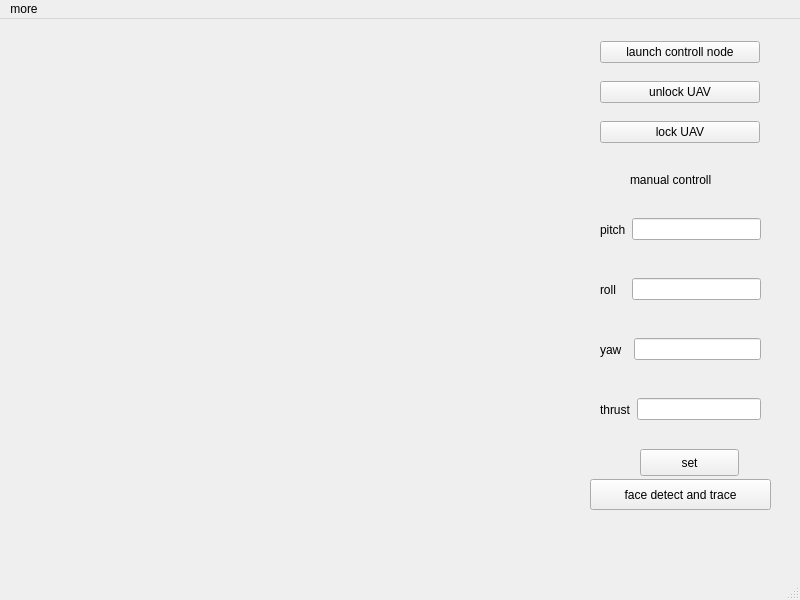
The window that demo.ui (woater/ros_gui_design) describes before a commit, drawn with Qt 5.
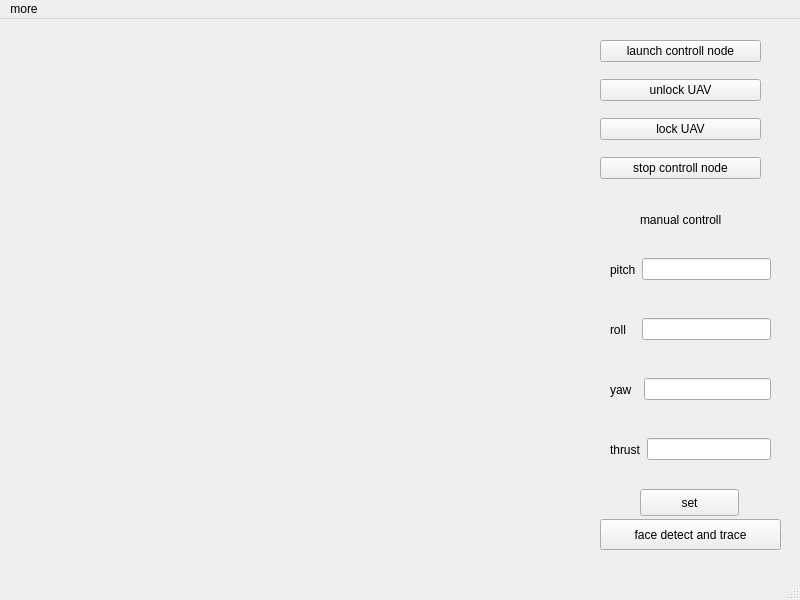
The same window after the commit.

Diff of the .ui file:
```diff
--- a/demo.ui
+++ b/demo.ui
@@ -19,8 +19,8 @@
      <rect>
       <x>600</x>
       <y>10</y>
-      <width>160</width>
-      <height>128</height>
+      <width>161</width>
+      <height>161</height>
      </rect>
     </property>
     <layout class="QVBoxLayout" name="verticalLayout">
@@ -45,13 +45,20 @@
        </property>
       </widget>
      </item>
+     <item>
+      <widget class="QPushButton" name="pushButton_stop">
+       <property name="text">
+        <string>stop controll node</string>
+       </property>
+      </widget>
+     </item>
     </layout>
    </widget>
    <widget class="QWidget" name="horizontalLayoutWidget">
     <property name="geometry">
      <rect>
-      <x>600</x>
-      <y>180</y>
+      <x>610</x>
+      <y>220</y>
       <width>161</width>
       <height>61</height>
      </rect>
@@ -73,7 +80,7 @@
     <property name="geometry">
      <rect>
       <x>640</x>
-      <y>430</y>
+      <y>470</y>
       <width>99</width>
       <height>27</height>
      </rect>
@@ -85,8 +92,8 @@
    <widget class="QPushButton" name="pushButton_face">
     <property name="geometry">
      <rect>
-      <x>590</x>
-      <y>460</y>
+      <x>600</x>
+      <y>500</y>
       <width>181</width>
       <height>31</height>
      </rect>
@@ -98,8 +105,8 @@
    <widget class="QWidget" name="horizontalLayoutWidget_2">
     <property name="geometry">
      <rect>
-      <x>600</x>
-      <y>240</y>
+      <x>610</x>
+      <y>280</y>
       <width>161</width>
       <height>61</height>
      </rect>
@@ -120,8 +127,8 @@
    <widget class="QWidget" name="horizontalLayoutWidget_3">
     <property name="geometry">
      <rect>
-      <x>600</x>
-      <y>300</y>
+      <x>610</x>
+      <y>340</y>
       <width>161</width>
       <height>61</height>
      </rect>
@@ -142,8 +149,8 @@
    <widget class="QWidget" name="horizontalLayoutWidget_4">
     <property name="geometry">
      <rect>
-      <x>600</x>
-      <y>360</y>
+      <x>610</x>
+      <y>400</y>
       <width>161</width>
       <height>61</height>
      </rect>
@@ -164,8 +171,8 @@
    <widget class="QLabel" name="label_5">
     <property name="geometry">
      <rect>
-      <x>630</x>
-      <y>150</y>
+      <x>640</x>
+      <y>190</y>
       <width>121</width>
       <height>21</height>
      </rect>
```
